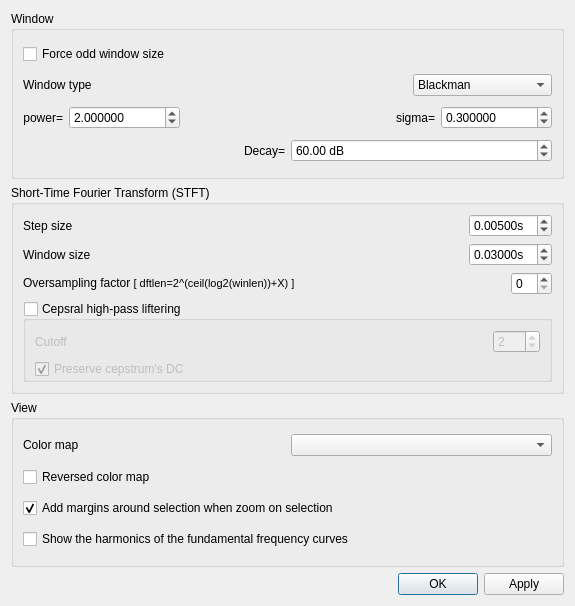
gillesdegottex/dfasma, file src/gvspectrogramwdialogsettings.ui: the form before one commit.
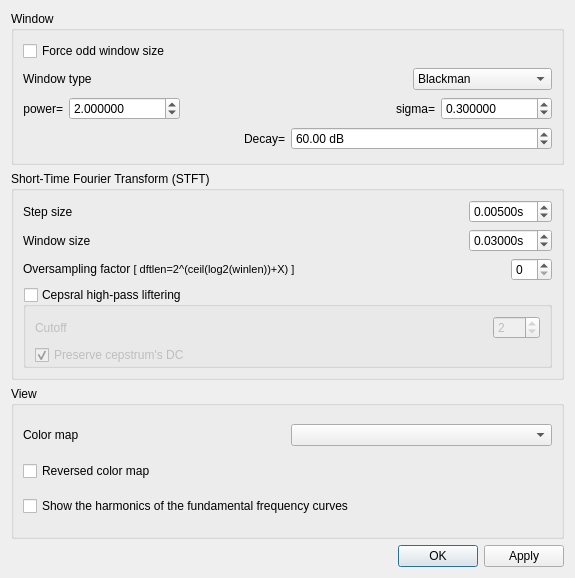
The form after the commit.

The edit to the form file:
```diff
--- a/src/gvspectrogramwdialogsettings.ui
+++ b/src/gvspectrogramwdialogsettings.ui
@@ -7,7 +7,7 @@
     <x>0</x>
     <y>0</y>
     <width>575</width>
-    <height>606</height>
+    <height>578</height>
    </rect>
   </property>
   <property name="windowTitle">
@@ -433,16 +433,6 @@
         </property>
        </widget>
       </item>
-      <item>
-       <widget class="QCheckBox" name="cbSpectrogramAddMarginsOnSelection">
-        <property name="text">
-         <string>Add margins around selection when zoom on selection</string>
-        </property>
-        <property name="checked">
-         <bool>true</bool>
-        </property>
-       </widget>
-      </item>
       <item>
        <widget class="QCheckBox" name="cbSpectrogramF0ShowHarmonics">
         <property name="text">
```
